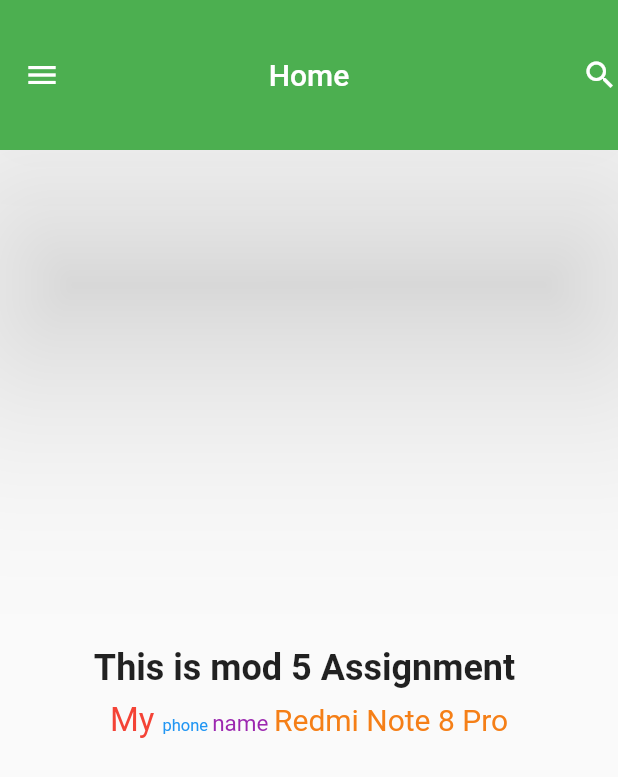
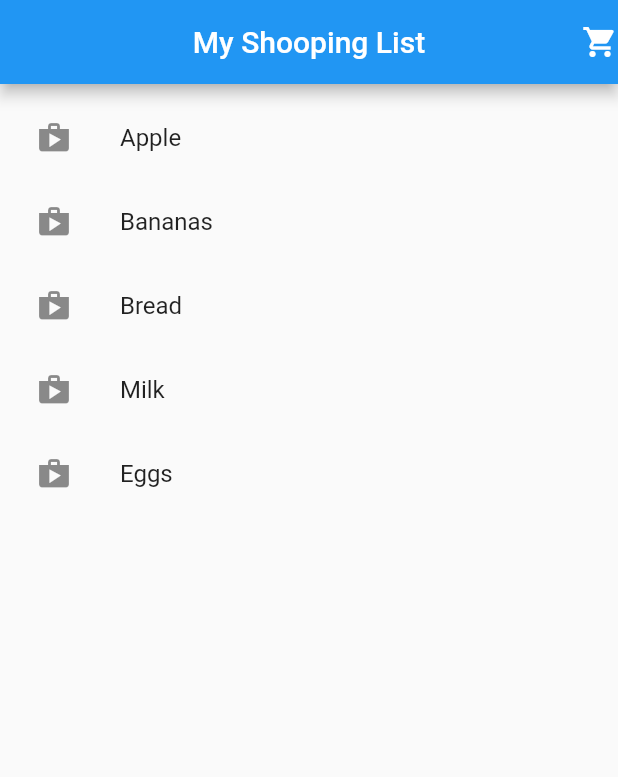
Before and after one commit to zihadsikder/flutter_assignment, a Flutter app: the screen it shows after launch, on a phone screen of 412 x 824 dp. Shown: the top 777 px of the screen. Run offline on Flutter 3.47's test engine with Material 2 defaults, Android fonts, the phone set to English and light mode, and no system bars.

Commit message:
live test 6

```diff
--- a/lib/main.dart
+++ b/lib/main.dart
@@ -23,63 +23,40 @@
   Widget build(BuildContext context) {
     return Scaffold(
       appBar: AppBar(
-        toolbarHeight: 100,
-        backgroundColor: Colors.green,
-        leading: Icon(Icons.menu),
-        title: Text("Home"),
+
+        title: Text("My Shooping List"),
         actions: [
-          Icon(Icons.search)
+          Icon(Icons.shopping_cart)
         ],
-        elevation: 70,
-
         centerTitle: true,
       ),
-      body: Center(
-        child: Column(
-          mainAxisAlignment: MainAxisAlignment.center,
+      body: Padding(
+        padding: const EdgeInsets.all(8.0),
+          child: (
+              ListView(
                 children: [
-            Text(
-              "This is mod 5 Assignment ",
-              style: TextStyle(
-                fontSize: 24,
-                fontWeight: FontWeight.bold,
-                //color: Colors.green,
+                  ListTile(
+                    leading: Icon(Icons.shop),
+                    title: Text('Apple'),
                   ),
+                  ListTile(
+                    leading: Icon(Icons.shop),
+                    title: Text('Bananas'),
                   ),
-            SizedBox(height: 8),
-            RichText(text:
-            TextSpan(
-              text: "My ",
-                style: TextStyle(
-                  fontSize: 22,
-                  color: Colors.red,
+                  ListTile(
+                    leading: Icon(Icons.shop),
+                    title: Text('Bread'),
                   ),
-              children: [
-                TextSpan(
-                  text: "phone ",
-                  style: TextStyle(
-                    fontSize: 11,
-                    color: Colors.blue,
+                  ListTile(
+                    leading: Icon(Icons.shop),
+                    title: Text('Milk'),
                   ),
-                ),
-                TextSpan(
-                    text: "name ",
-                    style: TextStyle(
-                      fontSize: 15,
-                      color: Colors.purple,
-                    ),
-                ),
-                TextSpan(
-                  text: "Redmi Note 8 Pro",
-                  style: TextStyle(
-                    fontSize: 20,
-                    color: Colors.yellow.shade900,
-                  ),
+                  ListTile(
+                    leading: Icon(Icons.shop),
+                    title: Text('Eggs'),
                   ),
                 ],
-              ),
-            ),
-          ],
+              )
           ),
           ),
     );
```
Lines whose indentation alone changed are shown as unchanged.
